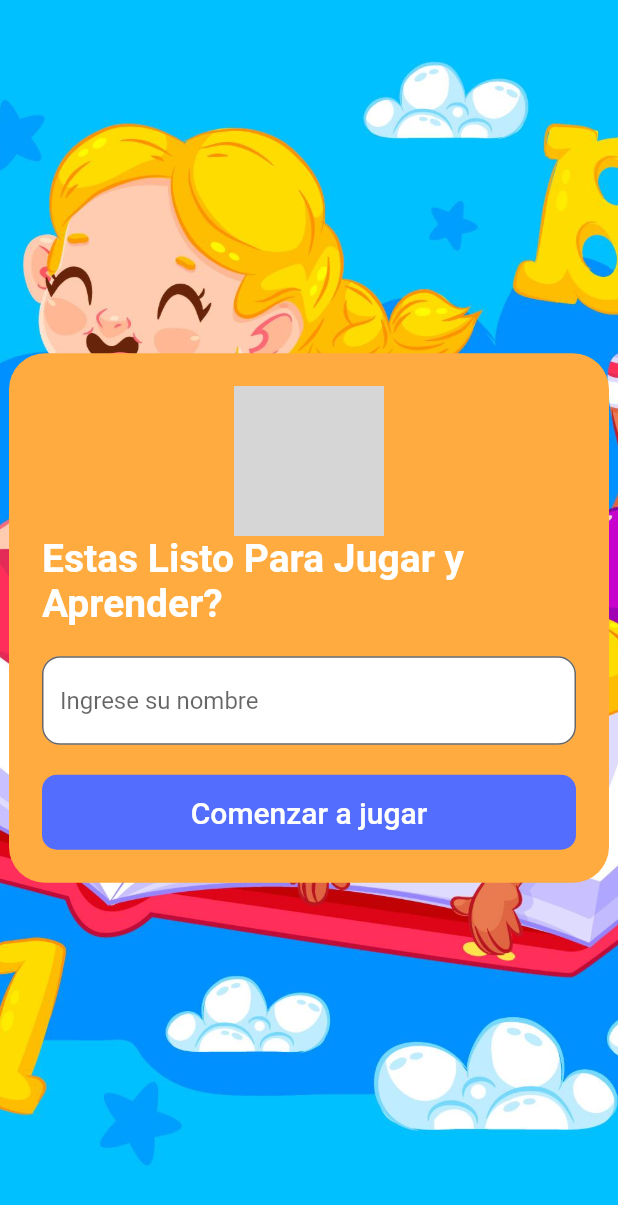
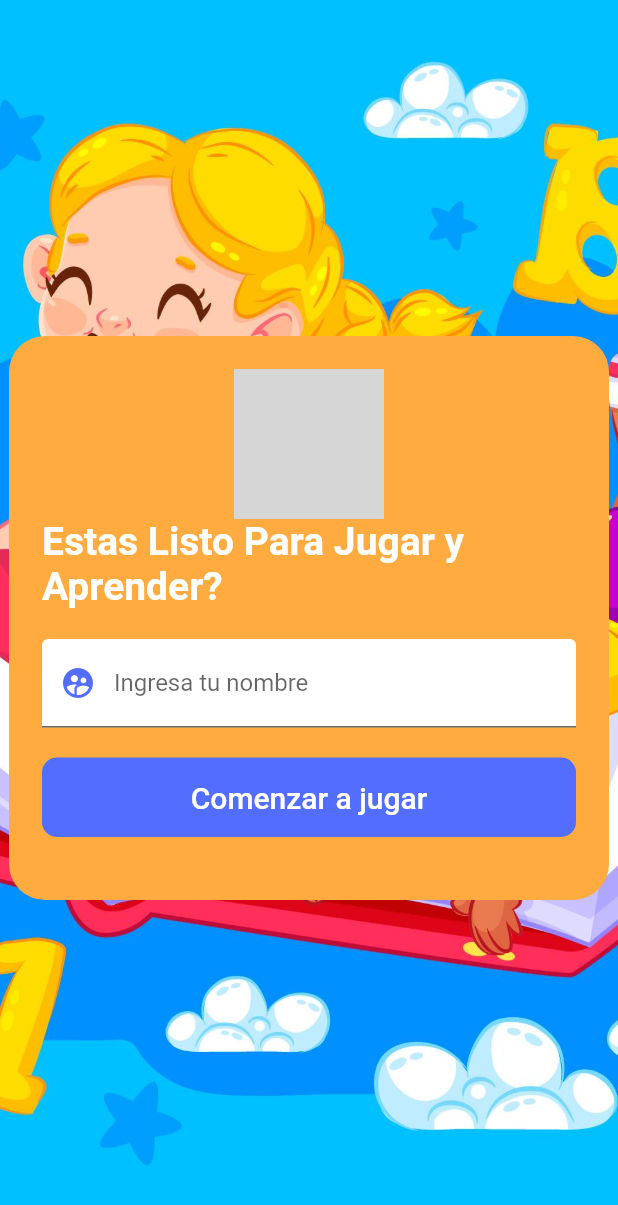
Before and after one commit to vprada25/ABC_APP, a Flutter app: the InitialPlay screen opened by its route, on a phone screen of 412 x 824 dp. Shown: the top 1205 px of the screen. Run offline on Flutter 3.47's test engine with Material 2 defaults, Android fonts, the light colour scheme and no system bars; our stand-ins replace audioplayers, flutter_secure_storage; accounts and stored records are empty; grey boxes are pictures that could not be loaded.

Commit message:
fix(initialPlayScreen): adding validation name and adjust services player name

```diff
--- a/lib/providers/login_form_provider.dart
+++ b/lib/providers/login_form_provider.dart
@@ -3,6 +3,7 @@ import 'package:flutter/material.dart';
 class LoginFormProvider extends ChangeNotifier {
   GlobalKey<FormState> formKey = GlobalKey<FormState>();
   String email = '';
+  String name = '';
   String password = '';
 
   bool _isLoading = false;
--- a/lib/screens/initial_play_screen.dart
+++ b/lib/screens/initial_play_screen.dart
@@ -1,5 +1,8 @@
 import 'package:flutter/material.dart';
+import 'package:provider/provider.dart';
 
+import '../components/components.dart';
+import '../providers/login_form_provider.dart';
 import '../widgets/widgets.dart';
 
 class InitialPlay extends StatelessWidget {
@@ -40,23 +43,14 @@ _containerNamePlayer(BuildContext context) {
             ),
           ),
           const SizedBox(height: 20),
-          const TextField(
-            decoration: InputDecoration(
-              filled: true,
-              fillColor: Colors.white,
-              hintText: "Ingrese su nombre",
-              border: OutlineInputBorder(
-                borderRadius: BorderRadius.all(Radius.circular(12)),
-              ),
-            ),
-          ),
+          ChangeNotifierProvider(
+              create: (_) => LoginFormProvider(), child: LoginForm()),
           const SizedBox(height: 20),
-          _buttonWidget(context)
         ],
       ));
 }
 
-_buttonWidget(BuildContext context) {
+/* _buttonWidget(BuildContext context) {
   return MaterialButton(
     shape: RoundedRectangleBorder(borderRadius: BorderRadius.circular(10)),
     elevation: 0,
@@ -74,3 +68,4 @@ _buttonWidget(BuildContext context) {
         )),
   );
 }
+ */
--- a/lib/ui/input_decorations.dart
+++ b/lib/ui/input_decorations.dart
@@ -6,16 +6,17 @@ class InputDecorations {
       required String labelText,
       IconData? prefixIcon}) {
     return InputDecoration(
-        enabledBorder: const UnderlineInputBorder(
-          borderSide: BorderSide(color: Colors.deepPurple),
-        ),
+        filled: true,
+        fillColor: Colors.white,
+        border: const UnderlineInputBorder(
+            borderSide: BorderSide(color: Colors.indigoAccent, width: 2)),
         focusedBorder: const UnderlineInputBorder(
-            borderSide: BorderSide(color: Colors.deepPurple, width: 2)),
+            borderSide: BorderSide(color: Colors.indigoAccent, width: 4)),
         hintText: hintText,
         labelText: labelText,
-        labelStyle: const TextStyle(color: Colors.grey),
+        //labelStyle: const TextStyle(color: Colors.white),
         prefixIcon: prefixIcon != null
-            ? Icon(prefixIcon, color: Colors.lightBlue)
+            ? Icon(prefixIcon, color: Colors.indigoAccent)
             : null);
   }
 }
--- a/lib/utils/constants.dart
+++ b/lib/utils/constants.dart
@@ -1,4 +1,6 @@
 class Constants {
   static const String patternEmail =
       r'^(([^<>()[\]\\.,;:\s@\"]+(\.[^<>()[\]\\.,;:\s@\"]+)*)|(\".+\"))@((\[[0-9]{1,3}\.[0-9]{1,3}\.[0-9]{1,3}\.[0-9]{1,3}\])|(([a-zA-Z\-0-9]+\.)+[a-zA-Z]{2,}))$';
+
+  static const String patternName = r'^[a-zA-Z]*$';
 }
```
Also changed, not shown: lib/components/form/login_form.dart (+21 -44 lines), lib/screens/quiz_screen.dart (+5 -3 lines), lib/services/auth_services.dart (+9 -0 lines), lib/utils/functions.dart (+7 -0 lines).
